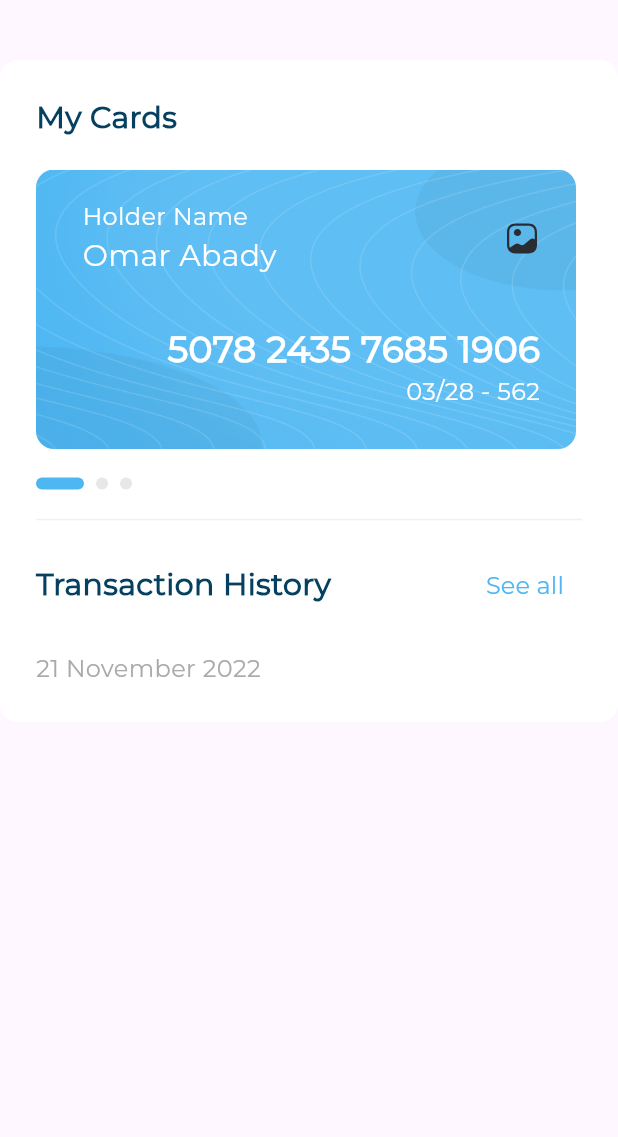
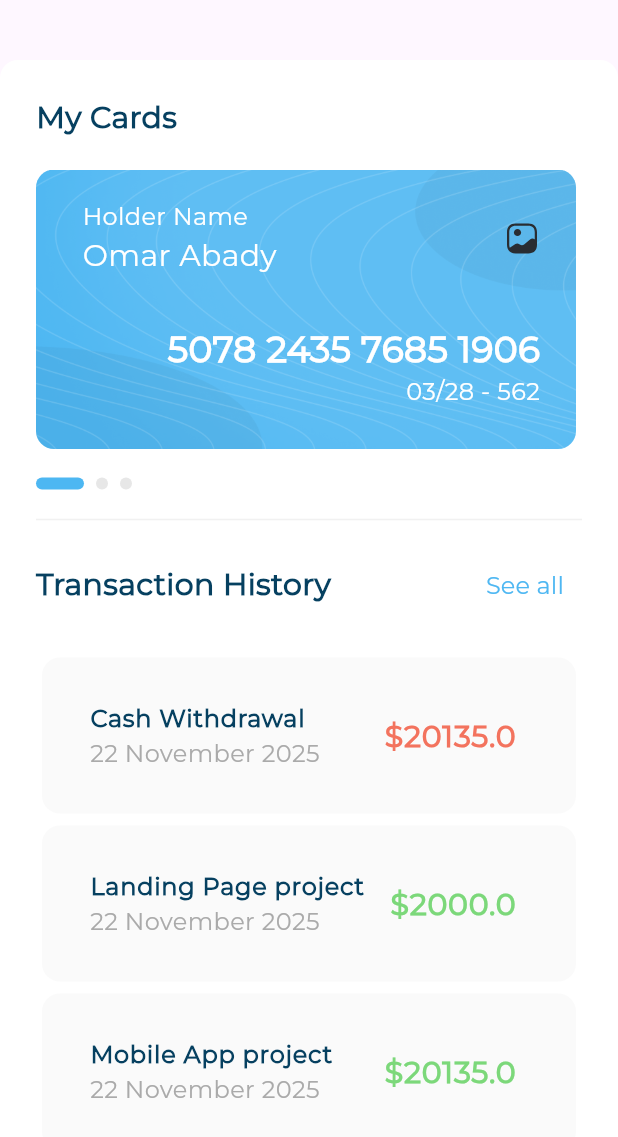
Before and after one commit to omarabady1/Responsive-Admin-Dashboard, a Flutter app: the CardAndTransactionHistory widget shown alone on an empty page, opened directly, on a phone screen of 412 x 824 dp. Shown: the top 1137 px of the screen. Run offline on Flutter 3.47's test engine with Material 3 defaults, Android fonts, the phone set to English and light mode, and no system bars; drawn by our look-alikes of expandable_page_view; our stand-ins replace flutter_svg.

Commit message:
Create transactions list

```diff
--- a/lib/widgets/card_and_transaction_histrory.dart
+++ b/lib/widgets/card_and_transaction_histrory.dart
@@ -7,7 +7,8 @@ class CardAndTransactionHistory extends StatelessWidget {
 
   @override
   Widget build(BuildContext context) {
-    return Column(
+    return SingleChildScrollView(
+      child: Column(
         children: [
           SizedBox(height: 40),
           Container(
@@ -27,6 +28,7 @@ class CardAndTransactionHistory extends StatelessWidget {
             ),
           ),
         ],
+      ),
     );
   }
 }
--- a/lib/widgets/transaction_history_section.dart
+++ b/lib/widgets/transaction_history_section.dart
@@ -1,10 +1,28 @@
 import 'package:flutter/material.dart';
-
+import 'package:responsive_admin_dashboard/models/transaction_item_model.dart';
+import 'package:responsive_admin_dashboard/widgets/transactions_list.dart';
 import '../utils/app_styles.dart';
 
 class TransactionHistorySection extends StatelessWidget {
   const TransactionHistorySection({super.key});
-
+  final List<TransactionItemModel> transactionsList = const [
+    TransactionItemModel(
+      title: 'Cash Withdrawal',
+      amount: 20135,
+      date: '22 November 2025',
+      isWithdrawal: true,
+    ),
+    TransactionItemModel(
+      title: 'Landing Page project',
+      amount: 2000,
+      date: '22 November 2025',
+    ),
+    TransactionItemModel(
+      title: 'Mobile App project',
+      amount: 20135,
+      date: '22 November 2025',
+    ),
+  ];
   @override
   Widget build(BuildContext context) {
     return Column(
@@ -12,13 +30,7 @@ class TransactionHistorySection extends StatelessWidget {
       children: [
         TransactionHistoryHeader(),
         SizedBox(height: 20),
-        Text(
-          '21 November 2022',
-          style: AppStyle.styleMedium16.copyWith(
-            color: const Color(0xFFAAAAAA),
-          ),
-        ),
-
+        TransactionItemsList(transactionsList: transactionsList),
       ],
     );
   }
--- /dev/null
+++ b/lib/widgets/transactions_list.dart
@@ -0,0 +1,21 @@
+import 'package:flutter/material.dart';
+import 'package:responsive_admin_dashboard/widgets/transaction_item.dart';
+
+import '../models/transaction_item_model.dart';
+
+class TransactionItemsList extends StatelessWidget {
+  const TransactionItemsList({super.key, required this.transactionsList});
+
+  final List<TransactionItemModel> transactionsList;
+
+  @override
+  Widget build(BuildContext context) {
+    return ListView.builder(
+      shrinkWrap: true,
+      itemCount: transactionsList.length,
+      itemBuilder: (context, index) {
+        return TransactionItem(transactionsList[index]);
+      },
+    );
+  }
+}
```
Lines whose indentation alone changed are shown as unchanged.
